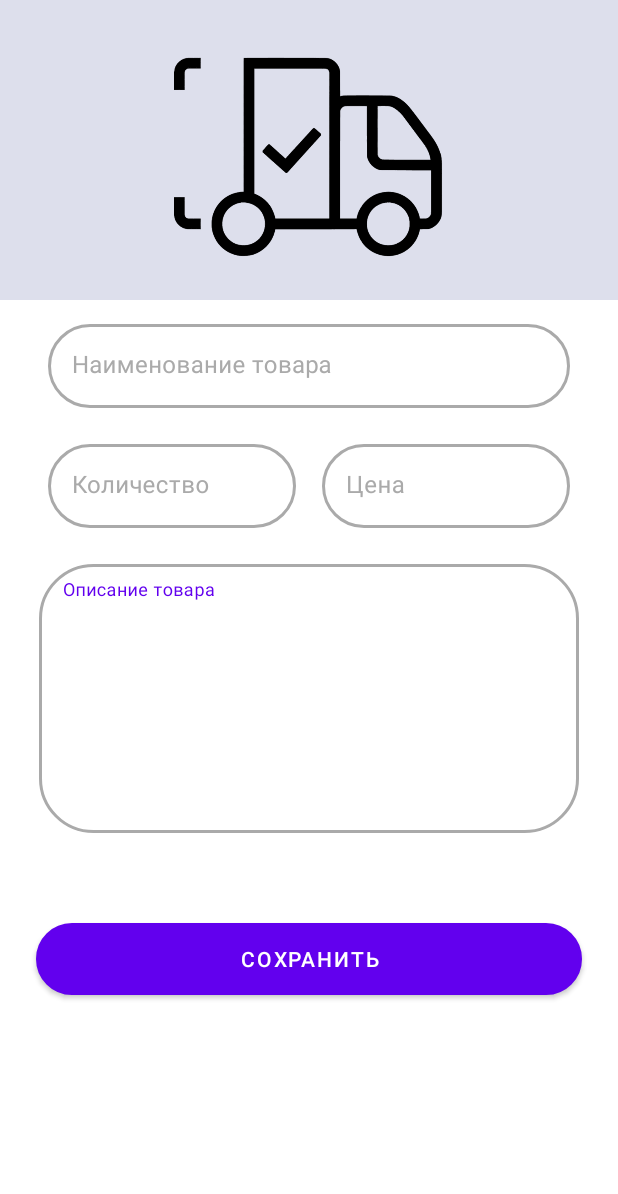
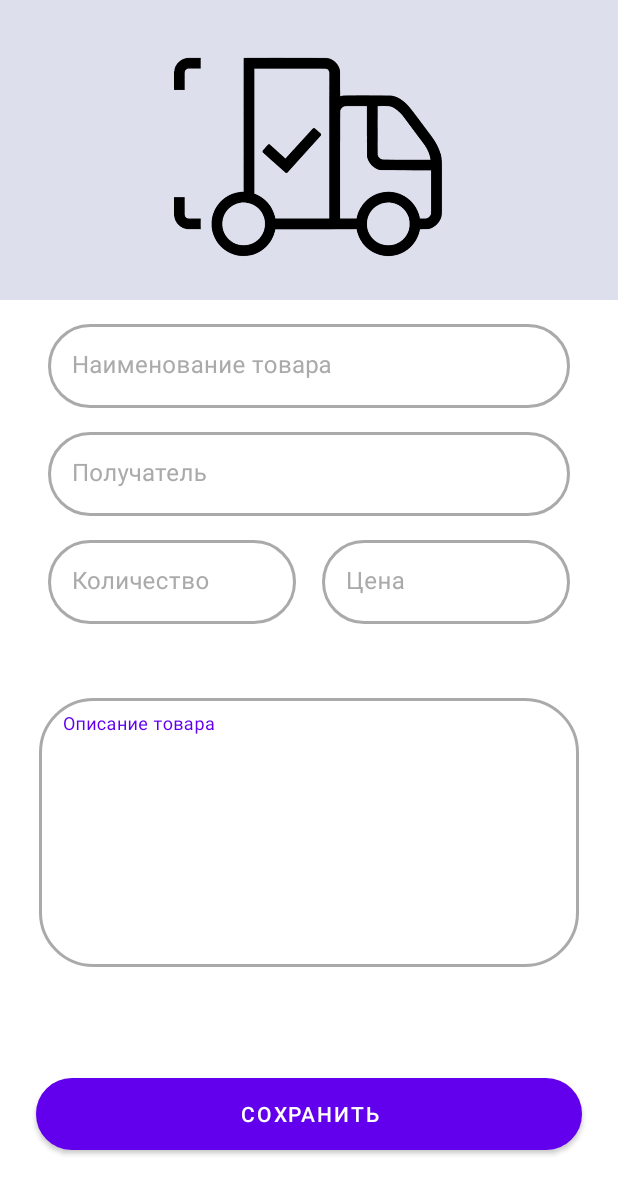
Before and after one commit to Tujh555/Materials-Delivery, an Android app: the fragment AddingShippingFragment shown on its own in the app's theme, on a phone screen of 412 x 824 dp. Shown: the top 1194 px of the screen. Run offline under Robolectric (Android 15) with nearby library versions, the phone set to English and light mode, and no system bars.

Commit message:
сделал экраны(теперь все)

```diff
--- a/app/src/main/java/com/app/materialsdelivery/presentation/addingShipping/AddingShippingFragment.kt
+++ b/app/src/main/java/com/app/materialsdelivery/presentation/addingShipping/AddingShippingFragment.kt
@@ -5,18 +5,35 @@ import android.view.LayoutInflater
 import android.view.View
 import android.view.ViewGroup
 import androidx.fragment.app.Fragment
-import com.app.materialsdelivery.R
+import androidx.lifecycle.ViewModelProvider
+import com.app.materialsdelivery.databinding.FragmentAddingShippingBinding
 
 class AddingShippingFragment : Fragment() {
 
 
     private lateinit var viewModel: AddingShippingViewModel
+    private var _binding: FragmentAddingShippingBinding? = null
+    private val binding get() = _binding!!
 
     override fun onCreateView(
         inflater: LayoutInflater, container: ViewGroup?,
         savedInstanceState: Bundle?
-    ): View? {
-        return inflater.inflate(R.layout.fragment_adding_shipping, container, false)
+    ): View {
+        _binding = FragmentAddingShippingBinding.inflate(layoutInflater, container, false)
+        return binding.root
+    }
+
+
+    override fun onViewCreated(view: View, savedInstanceState: Bundle?) {
+        super.onViewCreated(view, savedInstanceState)
+        viewModel = ViewModelProvider(this)[AddingShippingViewModel::class.java]
+
+    }
+
+
+    override fun onDestroyView() {
+        super.onDestroyView()
+        _binding = null
     }
 
 
--- a/app/src/main/res/layout/fragment_adding_shipping.xml
+++ b/app/src/main/res/layout/fragment_adding_shipping.xml
@@ -16,12 +16,12 @@
         android:layout_marginBottom="32dp"
         android:hint="Описание товара"
         android:textColorHint="@android:color/darker_gray"
+        app:boxStrokeWidth="0dp"
+        app:boxStrokeWidthFocused="0dp"
         app:layout_constraintBottom_toTopOf="@+id/buttonAdd_Egot_ty_ne_oschibyoschsya"
         app:layout_constraintEnd_toEndOf="parent"
         app:layout_constraintStart_toStartOf="parent"
-        app:layout_constraintTop_toBottomOf="@+id/addNameCompany2"
-        app:boxStrokeWidth="0dp"
-        app:boxStrokeWidthFocused="0dp">
+        app:layout_constraintTop_toBottomOf="@+id/add_price">
 
         <com.google.android.material.textfield.TextInputEditText
             android:id="@+id/add_description_edit"
@@ -39,28 +39,31 @@
         android:layout_width="0dp"
         android:layout_height="wrap_content"
         android:layout_marginStart="24dp"
-        android:layout_marginTop="60dp"
+        android:layout_marginTop="16dp"
         android:layout_marginEnd="24dp"
+        android:layout_marginBottom="32dp"
         android:background="@drawable/custom_input"
         android:text="Сохранить"
+        app:layout_constraintBottom_toBottomOf="parent"
         app:layout_constraintEnd_toEndOf="parent"
+        app:layout_constraintHorizontal_bias="0.0"
         app:layout_constraintStart_toStartOf="parent"
         app:layout_constraintTop_toBottomOf="@+id/add_description" />
 
     <com.google.android.material.textfield.TextInputLayout
-        android:id="@+id/addNameCompany2"
+        android:id="@+id/add_price"
         android:layout_width="165dp"
         android:layout_height="wrap_content"
-        android:layout_marginTop="24dp"
+        android:layout_marginTop="16dp"
         android:hint="Цена"
         android:textColorHint="@android:color/darker_gray"
-        app:layout_constraintEnd_toEndOf="@+id/add_price"
-        app:layout_constraintTop_toBottomOf="@+id/add_price"
         app:boxStrokeWidth="0dp"
-        app:boxStrokeWidthFocused="0dp">
+        app:boxStrokeWidthFocused="0dp"
+        app:layout_constraintEnd_toEndOf="@+id/add_name_company2"
+        app:layout_constraintTop_toBottomOf="@+id/add_recipient">
 
         <com.google.android.material.textfield.TextInputEditText
-            android:id="@+id/addNameCompany3"
+            android:id="@+id/add_price_edit"
             android:layout_width="match_parent"
             android:layout_height="wrap_content"
             android:autofillHints="addressLocality"
@@ -81,7 +84,32 @@
         android:background="#DDDFEC"/>
 
     <com.google.android.material.textfield.TextInputLayout
-        android:id="@+id/add_price"
+        android:id="@+id/add_recipient"
+        android:layout_width="match_parent"
+        android:layout_height="wrap_content"
+        android:layout_marginStart="32dp"
+        android:layout_marginTop="16dp"
+        android:layout_marginEnd="32dp"
+        android:hint="Получатель"
+        android:textColorHint="@android:color/darker_gray"
+        app:boxStrokeWidth="0dp"
+        app:boxStrokeWidthFocused="0dp"
+        app:layout_constraintEnd_toEndOf="parent"
+        app:layout_constraintStart_toStartOf="parent"
+        app:layout_constraintTop_toBottomOf="@+id/add_name_company2">
+
+        <com.google.android.material.textfield.TextInputEditText
+            android:id="@+id/add_recipient_edit"
+            android:layout_width="match_parent"
+            android:layout_height="wrap_content"
+            android:autofillHints="addressLocality"
+            android:background="@drawable/custom_input"
+            android:inputType="textCapWords"
+            android:textColor="@color/black" />
+    </com.google.android.material.textfield.TextInputLayout>
+
+    <com.google.android.material.textfield.TextInputLayout
+        android:id="@+id/add_name_company2"
         android:layout_width="0dp"
         android:layout_height="wrap_content"
         android:layout_marginStart="32dp"
@@ -96,7 +124,7 @@
         app:boxStrokeWidthFocused="0dp">
 
         <com.google.android.material.textfield.TextInputEditText
-            android:id="@+id/add_price_edit"
+            android:id="@+id/add_name_company2_edit"
             android:layout_width="match_parent"
             android:layout_height="wrap_content"
             android:autofillHints="addressLocality"
@@ -110,13 +138,13 @@
         android:id="@+id/add_count"
         android:layout_width="165dp"
         android:layout_height="wrap_content"
-        android:layout_marginTop="24dp"
+        android:layout_marginTop="16dp"
         android:hint="Количество"
         android:textColorHint="@android:color/darker_gray"
-        app:layout_constraintStart_toStartOf="@+id/add_price"
-        app:layout_constraintTop_toBottomOf="@+id/add_price"
         app:boxStrokeWidth="0dp"
-        app:boxStrokeWidthFocused="0dp">
+        app:boxStrokeWidthFocused="0dp"
+        app:layout_constraintStart_toStartOf="@+id/add_name_company2"
+        app:layout_constraintTop_toBottomOf="@+id/add_recipient">
 
         <com.google.android.material.textfield.TextInputEditText
             android:id="@+id/add_count_edit"
```
